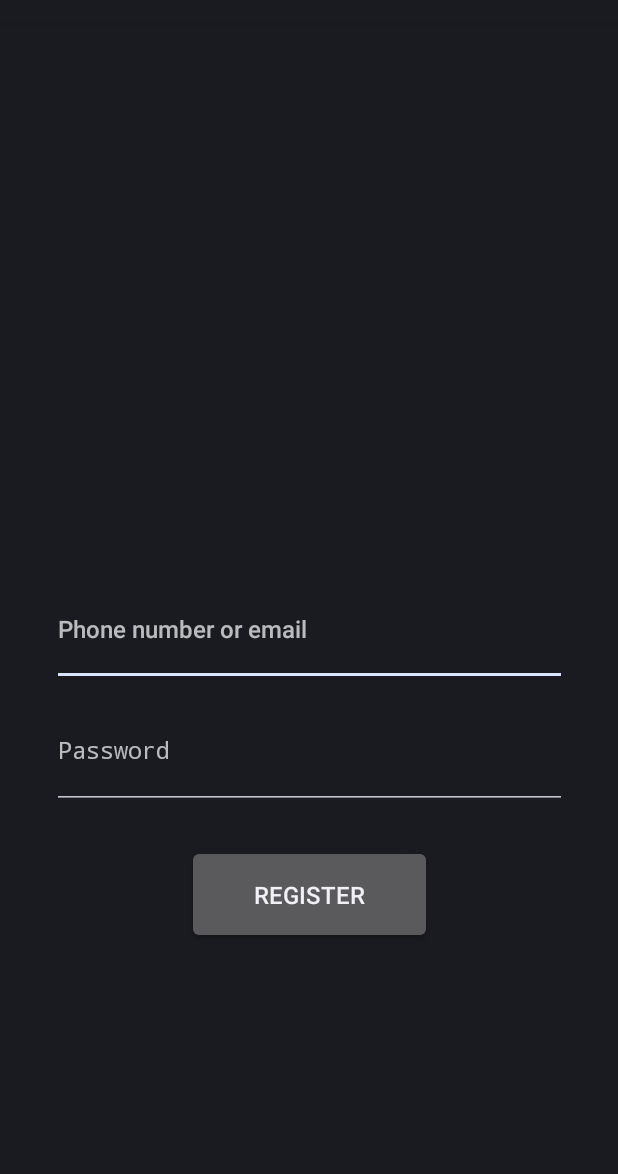
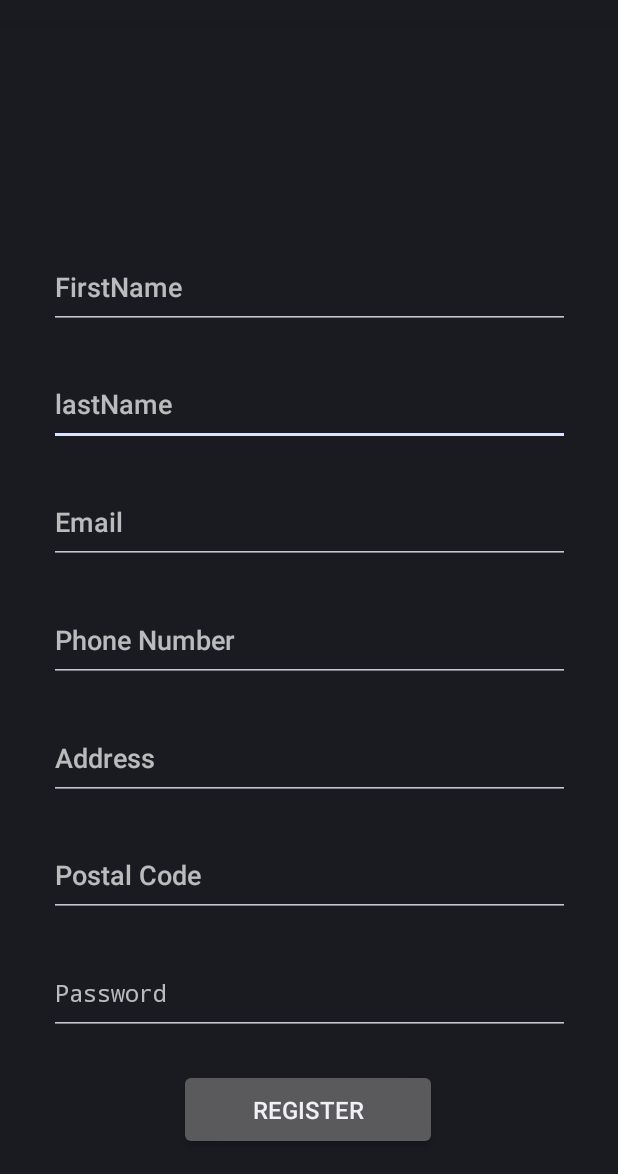
Before and after one commit to sagarthapaofficial/MedReminder, an Android app: the layout activity_register.xml on its own in the app's theme, with its tools: preview values and no code run, on a phone screen of 412 x 824 dp, the part 62-1236 px from its top. Run offline under Robolectric (Android 15) with nearby library versions, the phone set to English and light mode, and no system bars.

Commit message:
Updated Register UI

```diff
--- a/app/src/main/java/com/example/medreminder/DBAdapter.java
+++ b/app/src/main/java/com/example/medreminder/DBAdapter.java
@@ -10,12 +10,12 @@ import android.database.sqlite.SQLiteOpenHelper;
 public class DBAdapter {
 
     private static final int DATABASE_VERSION=1;
-    private static final String DATABASE_NAME="medreminder";
+    private static final String DATABASE_NAME="MedReminder";
     private static final String TABLE_NAME="users";
     static final String TAG = "DBAdapter";
 
 
-    private static final String TABLE_CREATE="create table users (username TEXT PRIMARY KEY, password text not null)";
+    private static final String TABLE_CREATE="create table users (USERID INTEGER PRIMARY key, Firusername TEXT PRIMARY KEY, password text not null)";
 
     final Context context;
 
--- a/app/src/main/res/layout/activity_register.xml
+++ b/app/src/main/res/layout/activity_register.xml
@@ -8,51 +8,128 @@
 
     <ImageView
         android:id="@+id/imageView2"
-        android:layout_width="332dp"
-        android:layout_height="327dp"
+        android:layout_width="119dp"
+        android:layout_height="87dp"
         android:layout_marginTop="16dp"
+        app:layout_constraintBottom_toTopOf="@+id/firstname_id"
         app:layout_constraintEnd_toEndOf="parent"
-        app:layout_constraintHorizontal_bias="0.43"
+        app:layout_constraintHorizontal_bias="0.498"
         app:layout_constraintStart_toStartOf="parent"
         app:layout_constraintTop_toTopOf="parent"
+        app:layout_constraintVertical_bias="0.5"
         app:srcCompat="@drawable/logo" />
 
     <EditText
-        android:id="@+id/username_id"
-        android:layout_width="343dp"
-        android:layout_height="75dp"
-        android:layout_marginTop="24dp"
+        android:id="@+id/lastname_id"
+        android:layout_width="347dp"
+        android:layout_height="56dp"
         android:ems="10"
-        android:hint="Phone number or email"
+        android:hint="lastName"
         android:inputType="textEmailAddress"
-        android:textSize="16sp"
+        android:textSize="18sp"
+        app:layout_constraintBottom_toTopOf="@+id/email_id"
         app:layout_constraintEnd_toEndOf="parent"
         app:layout_constraintHorizontal_bias="0.5"
         app:layout_constraintStart_toStartOf="parent"
-        app:layout_constraintTop_toBottomOf="@+id/imageView2" />
+        app:layout_constraintTop_toBottomOf="@+id/firstname_id"
+        app:layout_constraintVertical_bias="0.5" />
 
     <EditText
         android:id="@+id/password_id"
-        android:layout_width="343dp"
-        android:layout_height="78dp"
-        android:layout_marginTop="4dp"
+        android:layout_width="347dp"
+        android:layout_height="56dp"
         android:ems="10"
         android:hint="Password"
         android:inputType="textPassword"
         android:textSize="16sp"
+        app:layout_constraintBottom_toTopOf="@+id/register_id"
         app:layout_constraintEnd_toEndOf="parent"
+        app:layout_constraintHorizontal_bias="0.5"
         app:layout_constraintStart_toStartOf="parent"
-        app:layout_constraintTop_toBottomOf="@+id/username_id" />
+        app:layout_constraintTop_toBottomOf="@+id/postalcode_id"
+        app:layout_constraintVertical_bias="0.5" />
 
     <Button
         android:id="@+id/register_id"
-        android:layout_width="163dp"
-        android:layout_height="66dp"
-        android:layout_marginTop="24dp"
+        android:layout_width="172dp"
+        android:layout_height="54dp"
+        android:layout_marginBottom="16dp"
         android:onClick="getRegister"
         android:text="@string/Register"
         android:textSize="16sp"
+        app:layout_constraintBottom_toBottomOf="parent"
         app:layout_constraintEnd_toEndOf="parent"
+        app:layout_constraintHorizontal_bias="0.497"
+        app:layout_constraintStart_toStartOf="parent" />
+
+    <EditText
+        android:id="@+id/firstname_id"
+        android:layout_width="347dp"
+        android:layout_height="56dp"
+        android:ems="10"
+        android:hint="FirstName"
+        android:inputType="textPersonName"
+        android:textSize="18sp"
+        app:layout_constraintBottom_toTopOf="@+id/lastname_id"
+        app:layout_constraintEnd_toEndOf="parent"
+        app:layout_constraintHorizontal_bias="0.5"
         app:layout_constraintStart_toStartOf="parent"
-        app:layout_constraintTop_toBottomOf="@+id/password_id" />
+        app:layout_constraintTop_toBottomOf="@+id/imageView2"
+        app:layout_constraintVertical_bias="0.5" />
+
+    <EditText
+        android:id="@+id/email_id"
+        android:layout_width="347dp"
+        android:layout_height="56dp"
+        android:ems="10"
+        android:hint="Email"
+        android:inputType="textPersonName"
+        app:layout_constraintBottom_toTopOf="@+id/phoneNumber_id"
+        app:layout_constraintEnd_toEndOf="parent"
+        app:layout_constraintHorizontal_bias="0.5"
+        app:layout_constraintStart_toStartOf="parent"
+        app:layout_constraintTop_toBottomOf="@+id/lastname_id"
+        app:layout_constraintVertical_bias="0.5" />
+
+    <EditText
+        android:id="@+id/phoneNumber_id"
+        android:layout_width="347dp"
+        android:layout_height="56dp"
+        android:ems="10"
+        android:hint="Phone Number"
+        android:inputType="textPersonName"
+        app:layout_constraintBottom_toTopOf="@+id/address_id"
+        app:layout_constraintEnd_toEndOf="parent"
+        app:layout_constraintHorizontal_bias="0.5"
+        app:layout_constraintStart_toStartOf="parent"
+        app:layout_constraintTop_toBottomOf="@+id/email_id"
+        app:layout_constraintVertical_bias="0.5" />
+
+    <EditText
+        android:id="@+id/address_id"
+        android:layout_width="347dp"
+        android:layout_height="56dp"
+        android:ems="10"
+        android:hint="Address"
+        android:inputType="textPersonName"
+        app:layout_constraintBottom_toTopOf="@+id/postalcode_id"
+        app:layout_constraintEnd_toEndOf="parent"
+        app:layout_constraintHorizontal_bias="0.5"
+        app:layout_constraintStart_toStartOf="parent"
+        app:layout_constraintTop_toBottomOf="@+id/phoneNumber_id"
+        app:layout_constraintVertical_bias="0.5" />
+
+    <EditText
+        android:id="@+id/postalcode_id"
+        android:layout_width="347dp"
+        android:layout_height="56dp"
+        android:ems="10"
+        android:hint="Postal Code"
+        android:inputType="textPersonName"
+        app:layout_constraintBottom_toTopOf="@+id/password_id"
+        app:layout_constraintEnd_toEndOf="parent"
+        app:layout_constraintHorizontal_bias="0.5"
+        app:layout_constraintStart_toStartOf="parent"
+        app:layout_constraintTop_toBottomOf="@+id/address_id"
+        app:layout_constraintVertical_bias="0.5" />
 </androidx.constraintlayout.widget.ConstraintLayout>
```
Also changed, not shown: app/src/main/java/com/example/medreminder/Medication.java (added, +62 -0 lines), app/src/main/java/com/example/medreminder/RegisterActivity.java (+20 -24 lines), app/src/main/java/com/example/medreminder/User.java (+94 -7 lines), app/src/main/assets/MedReminder.db.
